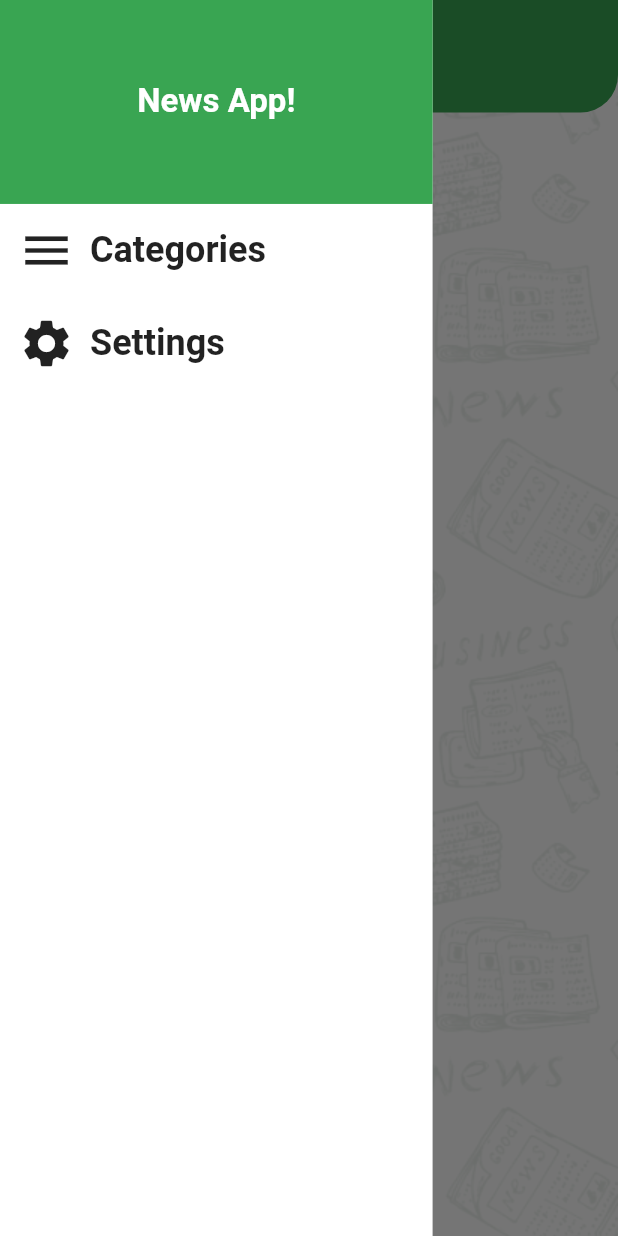
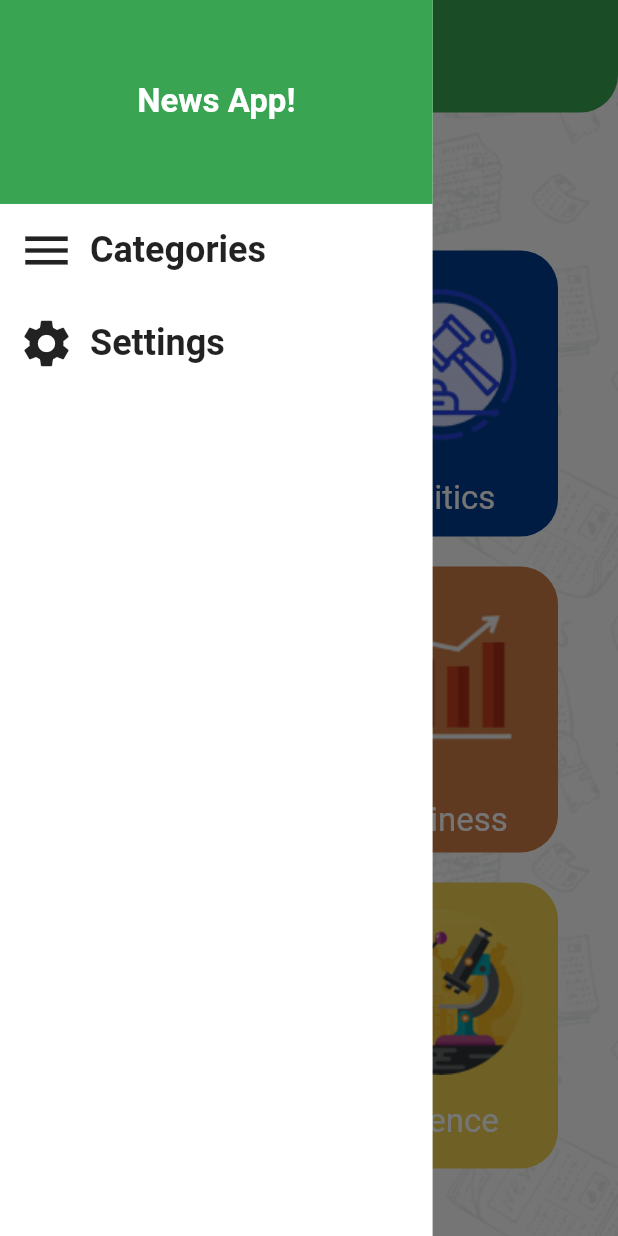
Before and after one commit to MariamTaher35/News-Application, a Flutter app: the screen it shows after launch, with the side drawer open, on a phone screen of 412 x 824 dp. Run offline on Flutter 3.47's test engine with Material 2 defaults, Android fonts, the phone set to English and light mode, and no system bars.

Commit message:
Category Design (except API)

```diff
--- a/lib/core/theme/application_theme.dart
+++ b/lib/core/theme/application_theme.dart
@@ -13,5 +13,15 @@ class ApplicationTheme {
               borderRadius: BorderRadius.only(
                   bottomLeft: Radius.circular(25),
                   bottomRight: Radius.circular(25)))),
-  );
+      textTheme: TextTheme(
+          titleLarge: TextStyle(
+            fontSize: 22,
+            fontWeight: FontWeight.bold,
+            color: Colors.white,
+          ),
+          titleMedium: TextStyle(
+            fontSize: 22,
+            fontWeight: FontWeight.normal,
+            color: Colors.white,
+          )));
 }
--- a/lib/main.dart
+++ b/lib/main.dart
@@ -19,7 +19,7 @@ class MyApplication extends StatelessWidget {
       routes: {
         SplashView.routeName: (context) => const SplashView(),
         SettingView.routeName: (context) => const SettingView(),
-        HomeView.routeName: (context) => const HomeView(),
+        HomeView.routeName: (context) => HomeView(),
       },
     );
   }
--- /dev/null
+++ b/lib/models/category_model.dart
@@ -0,0 +1,15 @@
+import 'dart:ui';
+
+class CategoryModel {
+  final String CategoryId;
+  final String CategoryTitle;
+  final String CategoryImage;
+  final Color CategoryColor;
+
+  CategoryModel({
+    required this.CategoryId,
+    required this.CategoryTitle,
+    required this.CategoryImage,
+    required this.CategoryColor,
+  });
+}
--- a/lib/pages/home/home_view.dart
+++ b/lib/pages/home/home_view.dart
@@ -1,13 +1,56 @@
 import 'package:flutter/material.dart';
+import 'package:news_app/pages/home/widgets/category_item.dart';
 import 'package:news_app/pages/home/widgets/custom_drawer.dart';
+import 'package:news_app/pages/home/widgets/news_details_view.dart';
 
-class HomeView extends StatelessWidget {
+import '../../models/category_model.dart';
+
+class HomeView extends StatefulWidget {
   static const String routeName = "home";
 
-  const HomeView({super.key});
+  HomeView({super.key});
+
+  @override
+  State<HomeView> createState() => _HomeViewState();
+}
+
+class _HomeViewState extends State<HomeView> {
+  List<CategoryModel> catrgories = [
+    CategoryModel(
+        CategoryId: "sports",
+        CategoryTitle: "Sports",
+        CategoryImage: "assets/images/sport.png",
+        CategoryColor: Color(0xFFC91C22)),
+    CategoryModel(
+        CategoryId: "politics",
+        CategoryTitle: "Politics",
+        CategoryImage: "assets/images/politics.png",
+        CategoryColor: Color(0xFF003E90)),
+    CategoryModel(
+        CategoryId: "health",
+        CategoryTitle: "Health",
+        CategoryImage: "assets/images/health.png",
+        CategoryColor: Color(0xFFED1E79)),
+    CategoryModel(
+        CategoryId: "business",
+        CategoryTitle: "Business",
+        CategoryImage: "assets/images/business.png",
+        CategoryColor: Color(0xFFCF7E48)),
+    CategoryModel(
+        CategoryId: "environment",
+        CategoryTitle: "Environment",
+        CategoryImage: "assets/images/enviroment.png",
+        CategoryColor: Color(0xFF4882CF)),
+    CategoryModel(
+        CategoryId: "science",
+        CategoryTitle: "Science",
+        CategoryImage: "assets/images/science.png",
+        CategoryColor: Color(0xFFF2D352)),
+  ];
 
   @override
   Widget build(BuildContext context) {
+    var theme = Theme.of(context);
     return Container(
       decoration: BoxDecoration(
           color: Colors.white,
@@ -17,11 +60,63 @@ class HomeView extends StatelessWidget {
       child: Scaffold(
         backgroundColor: Colors.transparent,
         appBar: AppBar(
-          title: Text("News App"),
+          title: Text(selectedCategory == null
+              ? "News App"
+              : selectedCategory!.CategoryTitle),
         ),
-        body: Container(),
-        drawer: CustomDrawer(),
+        drawer: CustomDrawer(
+          onCategoryDrawer: onDrawerCategoryClicked,
+        ),
+        body: selectedCategory == null
+            ? Padding(
+                padding: const EdgeInsets.all(20.0),
+                child: Column(
+                  crossAxisAlignment: CrossAxisAlignment.stretch,
+                  children: [
+                    Text(
+                      "Pick your category \n of interest",
+                      textAlign: TextAlign.start,
+                      style: theme.textTheme.titleLarge!.copyWith(
+                        color: Color(0xFF4F5A69),
+                      ),
+                    ),
+                    Expanded(
+                      child: GridView.builder(
+                        padding: EdgeInsets.all(20),
+                        gridDelegate: SliverGridDelegateWithFixedCrossAxisCount(
+                            crossAxisCount: 2,
+                            mainAxisSpacing: 20,
+                            crossAxisSpacing: 20,
+                            childAspectRatio: 9 / 11),
+                        itemBuilder: (context, index) => CategoryItem(
+                          categoryModel: catrgories[index],
+                          index: index,
+                          onItemClick: oncategoryItemClick,
+                        ),
+                        itemCount: catrgories.length,
+                      ),
+                    )
+                  ],
+                ),
+              )
+            : NewsDetailsView(
+                categoryModel: selectedCategory!,
+              ),
       ),
     );
   }
+
+  CategoryModel? selectedCategory;
+
+  oncategoryItemClick(CategoryModel categoryModel) {
+    print(categoryModel.CategoryId);
+    selectedCategory = categoryModel;
+    setState(() {});
+  }
+
+  onDrawerCategoryClicked() {
+    selectedCategory = null;
+    Navigator.pop(context);
+    setState(() {});
+  }
 }
--- /dev/null
+++ b/lib/pages/home/widgets/category_item.dart
@@ -0,0 +1,46 @@
+import 'package:flutter/material.dart';
+import 'package:news_app/models/category_model.dart';
+
+class CategoryItem extends StatelessWidget {
+  final CategoryModel categoryModel;
+  final int index;
+  final Function onItemClick;
+
+  const CategoryItem(
+      {super.key,
+      required this.categoryModel,
+      required this.index,
+      required this.onItemClick});
+
+  @override
+  Widget build(BuildContext context) {
+    var theme = Theme.of(context);
+    return GestureDetector(
+      onTap: () {
+        onItemClick(categoryModel);
+      },
+      child: Container(
+        decoration: BoxDecoration(
+            color: categoryModel.CategoryColor,
+            borderRadius: BorderRadius.only(
+              topLeft: Radius.circular(25),
+              topRight: Radius.circular(25),
+              bottomLeft:
+                  index % 2 == 0 ? Radius.circular(25) : Radius.circular(0),
+              bottomRight:
+                  index % 2 != 0 ? Radius.circular(25) : Radius.circular(0),
+            )),
+        child: Column(
+          mainAxisAlignment: MainAxisAlignment.spaceEvenly,
+          children: [
+            Image.asset(categoryModel.CategoryImage),
+            Text(
+              categoryModel.CategoryTitle,
+              style: theme.textTheme.titleMedium,
+            )
+          ],
+        ),
+      ),
+    );
+  }
+}
--- a/lib/pages/home/widgets/custom_drawer.dart
+++ b/lib/pages/home/widgets/custom_drawer.dart
@@ -1,7 +1,10 @@
 import 'package:flutter/material.dart';
+import 'package:news_app/pages/setting/setting_view.dart';
 
 class CustomDrawer extends StatelessWidget {
-  const CustomDrawer({super.key});
+  final Function onCategoryDrawer;
+
+  const CustomDrawer({super.key, required this.onCategoryDrawer});
 
   @override
   Widget build(BuildContext context) {
@@ -23,7 +26,11 @@ class CustomDrawer extends StatelessWidget {
                     fontWeight: FontWeight.bold,
                     color: Colors.white)),
           ),
-          Padding(
+          GestureDetector(
+            onTap: () {
+              onCategoryDrawer();
+            },
+            child: Padding(
               padding: const EdgeInsets.all(12.0),
               child: Row(
                 children: [
@@ -41,7 +48,13 @@ class CustomDrawer extends StatelessWidget {
                 ],
               ),
             ),
-          Padding(
+          ),
+          GestureDetector(
+            onTap: () {
+              Navigator.pop(context);
+              Navigator.pushNamed(context, SettingView.routeName);
+            },
+            child: Padding(
               padding: const EdgeInsets.all(12.0),
               child: Row(
                 children: [
@@ -59,6 +72,7 @@ class CustomDrawer extends StatelessWidget {
                 ],
               ),
             ),
+          ),
         ],
       ),
     );
--- /dev/null
+++ b/lib/pages/home/widgets/news_details_view.dart
@@ -0,0 +1,14 @@
+import 'package:flutter/material.dart';
+import 'package:news_app/models/category_model.dart';
+
+class NewsDetailsView extends StatelessWidget {
+  final CategoryModel categoryModel;
+
+  const NewsDetailsView({super.key, required this.categoryModel});
+
+  @override
+  Widget build(BuildContext context) {
+    // TODO: implement build
+    throw UnimplementedError();
+  }
+}
```
Also changed, not shown: assets/images/business.png (added), assets/images/enviroment.png (added), assets/images/health.png (added), assets/images/politics.png (added), assets/images/science.png (added), assets/images/sport.png (added), 2 other files. Lines whose indentation alone changed are shown as unchanged.
